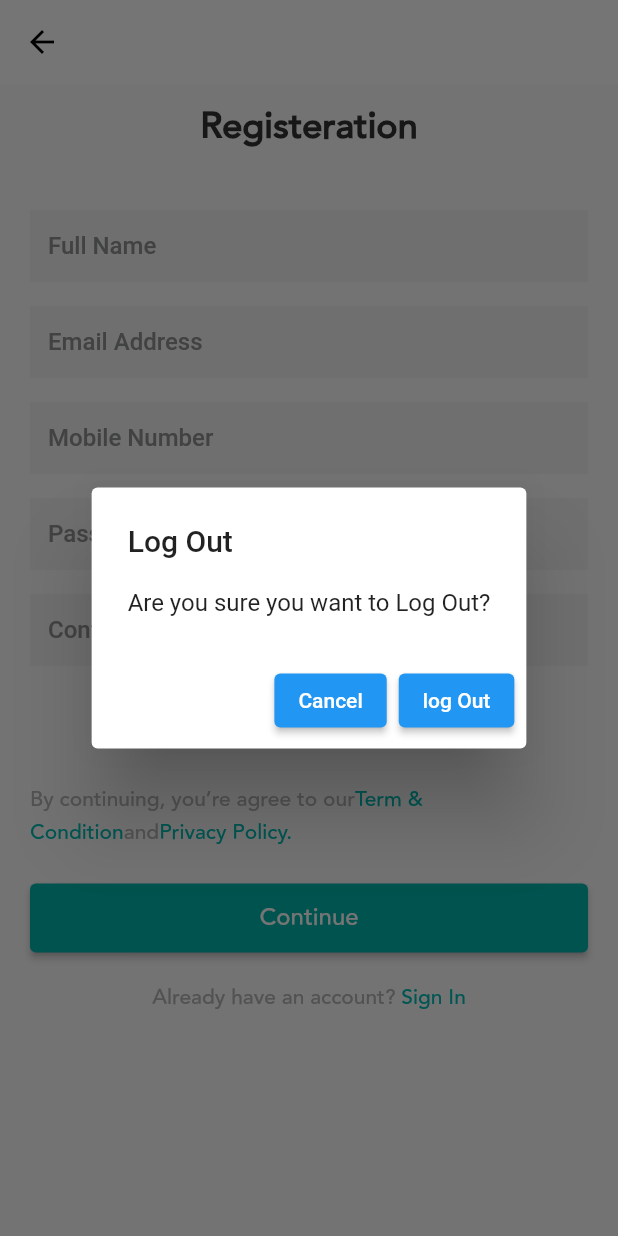
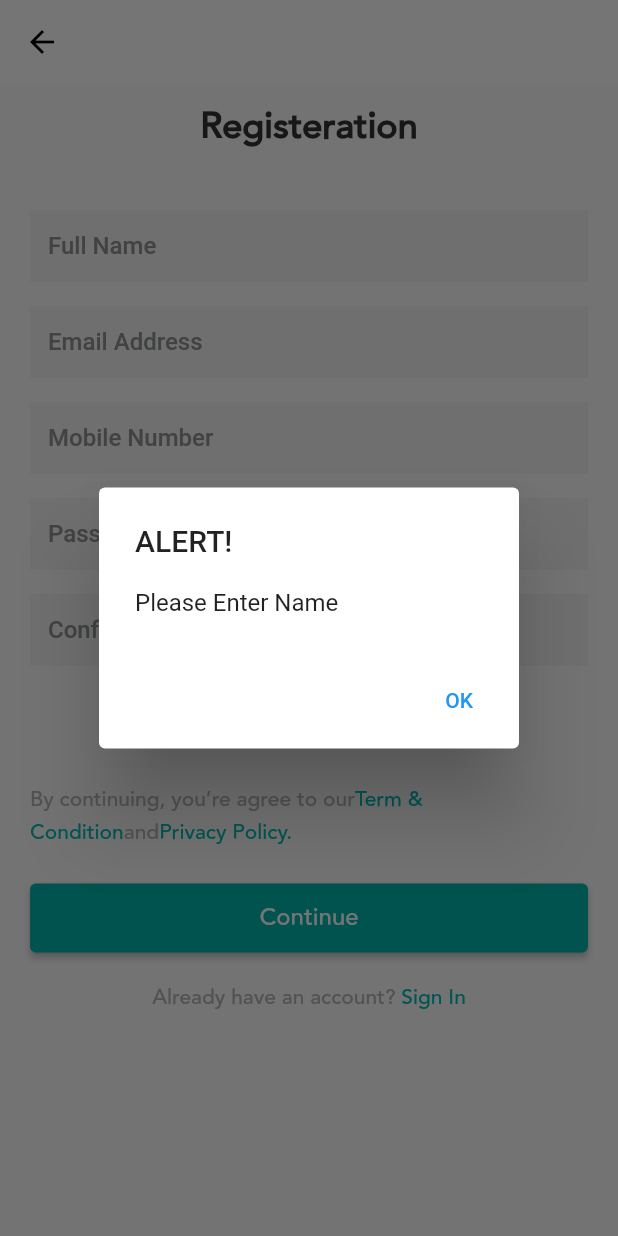
Before and after one commit to shabbirrajput/Pharmacy-hn-clone, a Flutter app: the ScreenRegisteration screen opened directly, after a tap on "Continue", on a phone screen of 412 x 824 dp. Run offline on Flutter 3.47's test engine with Material 2 defaults, Android fonts, the phone set to English and light mode, and no system bars; our stand-ins replace carousel_slider, google_sign_in, shared_preferences, sqflite; accounts and stored records are empty.

Commit message:
Removed unused file ----> Done

```diff
--- a/lib/Db/db_helper.dart
+++ b/lib/Db/db_helper.dart
@@ -15,6 +15,7 @@ class DbHelper {
   static const String DB_Name = 'pharmacy.db';
   static const String Table_User = 'user';
   static const int Version = 2;
+
   static const String C_UserID = 'id';
   static const String C_UserName = 'name';
   static const String C_Email = 'email';
--- a/lib/Screens/Auth/screen_registeration.dart
+++ b/lib/Screens/Auth/screen_registeration.dart
@@ -6,7 +6,6 @@ import 'package:pharmacy_hn_clone/Db/comHelper.dart';
 import 'package:pharmacy_hn_clone/Db/db_helper.dart';
 import 'package:pharmacy_hn_clone/Db/user_model.dart';
 import 'package:pharmacy_hn_clone/Screens/Auth/screen_login.dart';
-import 'package:pharmacy_hn_clone/Screens/Menu/alert_dialogue.dart';
 import 'package:pharmacy_hn_clone/core/app_color.dart';
 import 'package:pharmacy_hn_clone/core/app_fonts.dart';
 import 'package:pharmacy_hn_clone/core/app_size.dart';
@@ -59,7 +58,7 @@ class _ScreenRegisterationState extends State<ScreenRegisteration> {
     }
 
     if (name.isEmpty) {
-      alertDialogue("Please Enter Name");
+      alertDialog("Please Enter Name");
     } else if (email.isEmpty) {
       alertDialog("Please Enter Email");
     } else if (!RegExp(r'^[\w-.]+@([\w-]+\.)+[\w-]{2,4}$').hasMatch(email)) {
--- a/lib/Screens/Home/screen_home.dart
+++ b/lib/Screens/Home/screen_home.dart
@@ -46,6 +46,7 @@ class _ScreenHomeState extends State<ScreenHome> {
       catList = tutorial.category!;
     });
   }
+
 
   Future<void> getUserData() async {}
 
--- a/lib/Screens/Menu/alert_dialogue.dart
+++ /dev/null
@@ -1,39 +0,0 @@
-import 'package:flutter/material.dart';
-import 'package:pharmacy_hn_clone/Db/navigator_key.dart';
-
-alertDialogue(String msg) {
-  //Toast.show(msg, context, duration: Toast.LENGTH_LONG, gravity: Toast.BOTTOM);
-  //Toast.show(msg, duration: Toast.lengthShort, gravity: Toast.bottom);
-  print('msg--$msg');
-  showAlertDialog(NavigatorKey.navigatorKey.currentContext!, msg);
-}
-
-showAlertDialog(BuildContext context, String msg) {
-  // set up the buttons
-  Widget cancelButton = ElevatedButton(
-    child: const Text("Cancel"),
-    onPressed: () {
-      Navigator.pop(context);
-    },
-  );
-  Widget continueButton = ElevatedButton(
-    child: const Text("log Out"),
-    onPressed: () {},
-  );
-  // set up the AlertDialog
-  AlertDialog alert = AlertDialog(
-    title: const Text("Log Out"),
-    content: const Text("Are you sure you want to Log Out?"),
-    actions: [
-      cancelButton,
-      continueButton,
-    ],
-  );
-  // show the dialog
-  showDialog(
-    context: context,
-    builder: (BuildContext context) {
-      return alert;
-    },
-  );
-}
```
Also changed, not shown: 1 other file.
